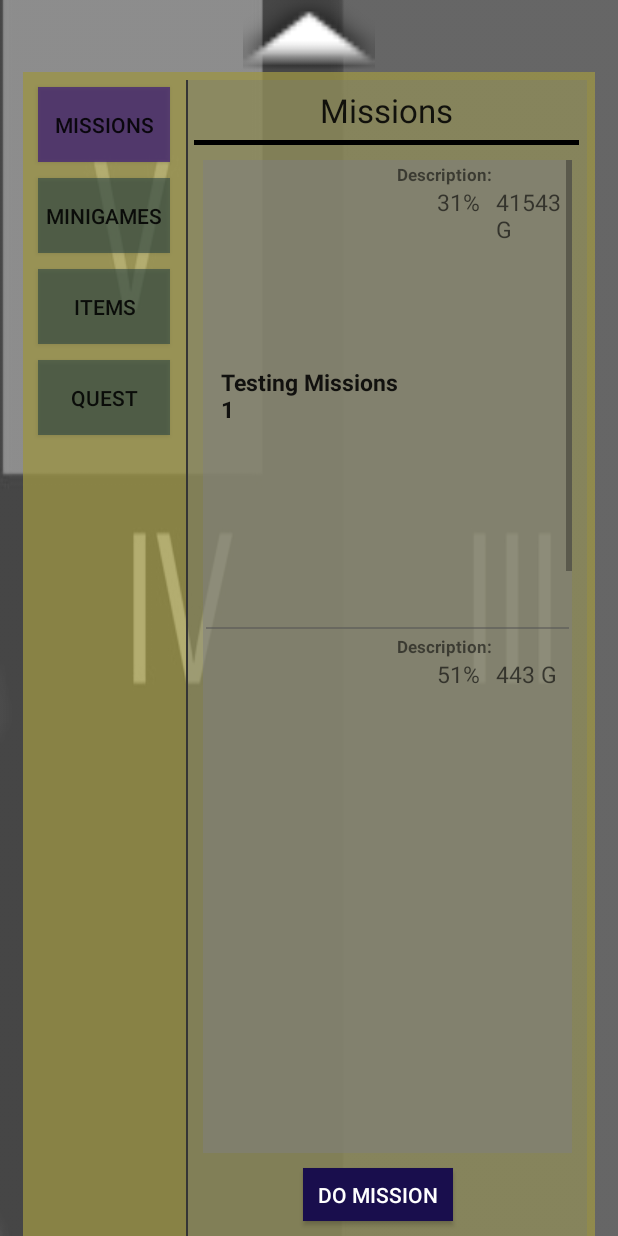
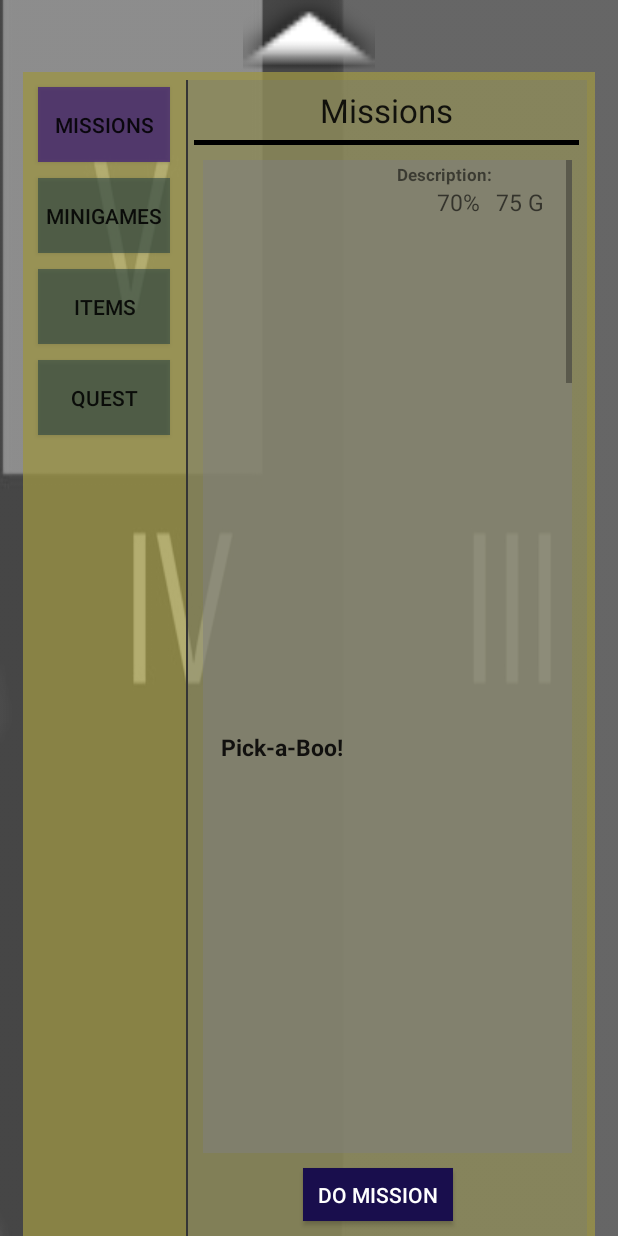
Before and after one commit to AndreasAnderssonBluedeer/ScentopiaTheGame, an Android app: the screen it shows after launch (MainActivity), after a tap on "MISSIONS", on a phone screen of 412 x 824 dp. Run offline under Robolectric (Android 15) with nearby library versions, the light colour scheme and no system bars; 1 other tap on this screen came first.

Commit message:
Lagt in Eriks MissionFiler.

```diff
--- a/app/src/main/java/com/example/andreas/mainview/MainActivity.java
+++ b/app/src/main/java/com/example/andreas/mainview/MainActivity.java
@@ -314,7 +314,7 @@ public class MainActivity extends Activity {
                         ic.getItemList().get(i).bought();
                         new AlertDialog.Builder(this)
 
-                                .setMessage(ic.getItemList().get(i).getName() + " is now bought.")
+                                .setMessage(ic.getItemList().get(i).getName() + " is now Yours.")
                                 .setPositiveButton("Okay", new DialogInterface.OnClickListener() {
                                     public void onClick(DialogInterface dialog, int which) {
 
@@ -324,13 +324,13 @@ public class MainActivity extends Activity {
                                 .show();
 
                     }else{
-                        noBuy();
+                        noBuy("Sorry,You need more GOLD.");
                     }
                 }
                     //Uppdatera ItemList,MissionList osv.
                     else {
 
-                        noBuy();
+                        noBuy("You already own this ITEM.");
                     }
                 }
 
@@ -338,9 +338,9 @@ public class MainActivity extends Activity {
 
 
         }
-    public void noBuy(){
+    public void noBuy(String str){
         new AlertDialog.Builder(this)
-                .setMessage("You either need more GOLD or You've already bought this ITEM.")
+                .setMessage(str)
                 .setPositiveButton("Okay :(", new DialogInterface.OnClickListener() {
                     public void onClick(DialogInterface dialog, int which) {
 
--- a/app/src/main/java/com/example/andreas/mainview/MissionCollection.java
+++ b/app/src/main/java/com/example/andreas/mainview/MissionCollection.java
@@ -4,22 +4,31 @@ import android.content.Context;
 import android.view.View;
 import android.widget.Switch;
 import java.util.ArrayList;
+import java.util.Random;
 
 /**
  * Created by Andreas on 2015-04-29.
  */
 public class MissionCollection {
-    private int id=1;
+
+    private int min=0;
+    private int max=4;
     private Context context;
     private ArrayList<MissionView> listAll;
-
+    private PartOneMission p1m;
+    private PartTwoMission p2m;
+    private PartThreeMission p3m;
+    private PartFourMission p4m;
 
    public MissionCollection(int part,Context context){
        this.context=context;
 
+        p1m = new PartOneMission(context);
+        p2m = new PartTwoMission(context);
+        p3m = new PartThreeMission(context);
+        p4m = new PartFourMission(context);
 
        listAll=new ArrayList<MissionView>();
-
 
 
 
@@ -46,7 +55,6 @@ public class MissionCollection {
                    partTwo();
                    partThree();
                    partFour();
-                   partFive();
               break;
        }
 
@@ -55,29 +63,34 @@ public class MissionCollection {
 
     public synchronized void partOne(){
         //Part One Missions
-       listAll.add(new MissionView(id++,"Testing Missions 1",31,41543,"Flammande bägare, o sånt",context));
 
-       listAll.add(new MissionView(id++,"Something something 1",51,443,"Knaspatruller, o sånt" +
-               "BLA BLA BLA BLABA LHEJSAN HOPPSA NEBALA",context));
+        Random rand1 = new Random();
+        int randomNum1 = rand1.nextInt((max-min)+1)+min;
+        listAll.add(p1m.listReturn().get(randomNum1));
+       /* for(int i=0; i < p1m.listReturn().size(); i++){
+            listAll.add(p1m.listReturn().get(i));
+        }*/
     }
     public synchronized void partTwo(){
         //Part Two Missions
-        listAll.add(new MissionView(id++,"Del två",31,51543,"uppdrag 3",context));
+        Random rand2 = new Random();
+        int randomNum2 = rand2.nextInt((max - min) + 1) + min;
+        listAll.add(p2m.listReturn().get(randomNum2));
     }
     public synchronized void partThree(){
         //Part Three Missions
-        listAll.add(new MissionView(id++,"Del tre",31,51543,"uppdrag 3",context));
+        Random rand3 = new Random();
+        int randomNum3 = rand3.nextInt((max - min) + 1) + min;
+        listAll.add(p3m.listReturn().get(randomNum3));
     }
     public synchronized void partFour(){
         //Part Four Missions
-        listAll.add(new MissionView(id++,"Del fyra",31,51543,"uppdrag 3",context));
+        Random rand4 = new Random();
+        int randomNum4 = rand4.nextInt((max - min) + 1) + min;
+        listAll.add(p4m.listReturn().get(randomNum4));
     }
-    public synchronized void partFive(){
-        //Part Five Missions
-        listAll.add(new MissionView(id++,"Del fem",31,51543,"uppdrag 3",context));
-    }
+
     public ArrayList<MissionView> getMissions(){
-
         return listAll;
     }
 
--- /dev/null
+++ b/app/src/main/java/com/example/andreas/mainview/PartFourMission.java
@@ -0,0 +1,40 @@
+package com.example.andreas.mainview;
+
+import android.content.Context;
+
+import java.util.ArrayList;
+
+/**
+ * Created by Oakstedt on 2015-05-04.
+ */
+public class PartFourMission {
+    private Context context;
+    private ArrayList<MissionView> partFourM;
+
+    public PartFourMission(Context context){
+        this.context=context;
+
+        partFourM=new ArrayList<MissionView>();
+
+        partFourM.add(new MissionView(41, "Tax this!", 40, 500,
+                "The tax collector now have ships! Blow one up.", context));
+
+        partFourM.add(new MissionView(42, "Smelly tidings", 40, 375,
+                "Loads of rotten weed on the shores, clean up sailor!", context));
+
+        partFourM.add(new MissionView(43, "Who can sail without wind?", 40, 400,
+                "Who can row without oars? Not us, hop to it!", context));
+
+        partFourM.add(new MissionView(44, "Golden Fair", 40, 375,
+                "Heard about the fair? They give away coins to everyone. Except crooks, please go there for me.", context));
+
+        partFourM.add(new MissionView(45, "Then again...", 25, 700,
+                "WE could steal loads of gold. Join us in a raid! (HIGH RISK)", context));
+
+    }
+
+    public ArrayList<MissionView> listReturn(){
+        return partFourM;
+    }
+
+}
--- /dev/null
+++ b/app/src/main/java/com/example/andreas/mainview/PartOneMission.java
@@ -0,0 +1,39 @@
+package com.example.andreas.mainview;
+
+import android.content.Context;
+
+import java.util.ArrayList;
+
+/**
+ * Created by Oakstedt on 2015-05-04.
+ */
+public class PartOneMission {
+
+    private int modifier;
+    private Context context;
+    private ArrayList<MissionView> partOneM;
+
+    public PartOneMission(Context context){
+        this.context=context;
+        partOneM=new ArrayList<MissionView>();
+        partOneM.add(new MissionView(11, "It's not over until you sing.", 70 + modifier, 200,
+                        "They lost their canary, guess who will have to fill in? Get in the cage!", context));
+
+        partOneM.add(new MissionView(12, "Pick-a-Boo!", 70, 75,
+                "The mining picks are haunted! Who they gonna call? Well... You.", context));
+
+        partOneM.add(new MissionView(13, "Cart Racer", 70, 100,
+                "A guy with a red hat wants to race carts down the mine, what could go wrong?", context));
+
+        partOneM.add(new MissionView(14, "Chicken Gold Nuggets", 70, 75,
+                "The miners need food, they will pay you for it. Get that chicken!", context));
+
+        partOneM.add(new MissionView(15, "Gone Guano", 70, 150,
+                "Big Beard needs some bat droppings for something. What something? Well, that is a shiny mustache.", context));
+
+    }
+
+    public ArrayList<MissionView> listReturn(){
+        return partOneM;
+    }
+}
--- /dev/null
+++ b/app/src/main/java/com/example/andreas/mainview/PartThreeMission.java
@@ -0,0 +1,38 @@
+package com.example.andreas.mainview;
+
+import android.content.Context;
+
+import java.util.ArrayList;
+
+/**
+ * Created by Oakstedt on 2015-05-04.
+ */
+public class PartThreeMission {
+    private Context context;
+    private ArrayList<MissionView> partThreeM;
+
+    public PartThreeMission(Context context){
+        this.context=context;
+        partThreeM=new ArrayList<MissionView>();
+        partThreeM.add(new MissionView(31, "BEwARe", 50, 400,
+                "Get me some salmon from the falls, watch out for wildlife will you?", context));
+
+        partThreeM.add(new MissionView(32, "Take from the thief and...", 50, 275,
+                "Some merry bandits in tights have stolen gold, get it back!", context));
+
+        partThreeM.add(new MissionView(33, "Like a leaf in the wind", 50, 300,
+                "The rain set in, get me some leaves to patch the roof.", context));
+
+        partThreeM.add(new MissionView(34, "Check the plants", 50, 275,
+                "I have some special potted plants in a hidden clearing, fetch some for me. We can share profits!", context));
+
+        partThreeM.add(new MissionView(35, "Worth 10 in the bush", 50, 350,
+                "Heard the miners need birds, catch 10 and send them off!", context));
+
+    }
+
+    public ArrayList<MissionView> listReturn(){
+        return partThreeM;
+    }
+
+}
--- /dev/null
+++ b/app/src/main/java/com/example/andreas/mainview/PartTwoMission.java
@@ -0,0 +1,39 @@
+package com.example.andreas.mainview;
+
+import android.content.Context;
+
+import java.util.ArrayList;
+
+/**
+ * Created by Oakstedt on 2015-05-04.
+ */
+public class PartTwoMission {
+
+    private Context context;
+    private ArrayList<MissionView> partTwoM;
+
+    public PartTwoMission(Context context){
+        partTwoM=new ArrayList<MissionView>();
+        this.context=context;
+        partTwoM.add(new MissionView(21, "Fungus Funk", 60, 300,
+                "Brother Snurf loves shrooms so much he wants to sing you a song, his friends will pay you to listen. (So they don't have to.", context));
+
+        partTwoM.add(new MissionView(22, "Shroom Broom!", 60, 175,
+                "So. Many. Mushrooms! You need to clean out so you can get more!", context));
+
+        partTwoM.add(new MissionView(23, "Over the hills and kinda close", 60, 200,
+                "Over that hill there is some treasure, or was it the next one?", context));
+
+        partTwoM.add(new MissionView(24, "The roof, the roof, the roof has gone missing!", 60, 175,
+                "Shroomhouse lost the roof in the strong winds, catch it before it rolls away into the woods!", context));
+
+        partTwoM.add(new MissionView(25, "Find him a shrubbery", 60, 250,
+                "How about getting a decoration for the garden? Like a shrubbery, IT would be nice.", context));
+
+    }
+
+    public ArrayList<MissionView> listReturn(){
+        return partTwoM;
+    }
+
+}
```
